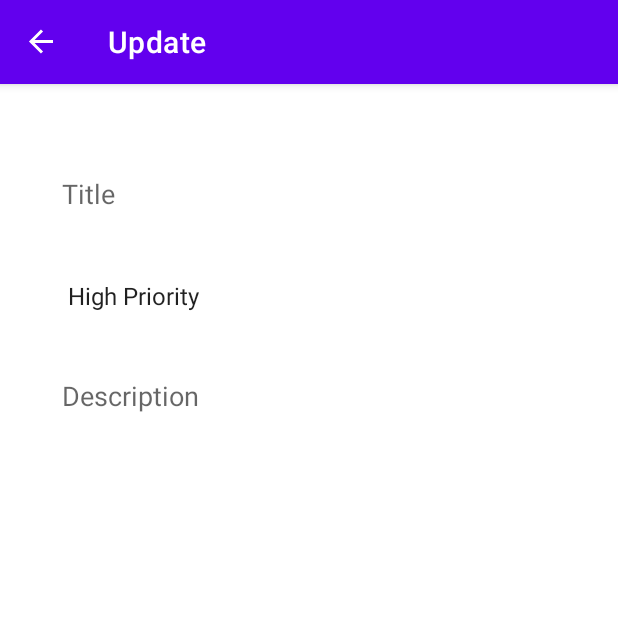
After one commit to itman85/todo-list-app, an Android app: the UpdateFragment screen opened through its navigation route, on a phone screen of 412 x 824 dp, the top half of it. The commit adds this screen. Run offline under Robolectric (Android 15) with nearby library versions, the phone set to English and light mode, and no system bars; our stand-ins replace navigation-ui.

Commit message:
create layout for add / update item

```diff
--- a/app/src/main/java/com/picoder/sample/todolist/MainActivity.kt
+++ b/app/src/main/java/com/picoder/sample/todolist/MainActivity.kt
@@ -2,10 +2,29 @@ package com.picoder.sample.todolist
 
 import androidx.appcompat.app.AppCompatActivity
 import android.os.Bundle
+import androidx.navigation.NavController
+import androidx.navigation.findNavController
+import androidx.navigation.fragment.NavHostFragment
+import androidx.navigation.ui.setupActionBarWithNavController
 
 class MainActivity : AppCompatActivity() {
     override fun onCreate(savedInstanceState: Bundle?) {
         super.onCreate(savedInstanceState)
         setContentView(R.layout.activity_main)
+
+        // will change action bar as fragment show
+        setupActionBarWithNavController(findNavigationController())
+    }
+
+    // handle click navigation up
+    override fun onSupportNavigateUp(): Boolean {
+        val navController = findNavigationController()
+        return navController.navigateUp() || super.onSupportNavigateUp()
+    }
+
+    private fun findNavigationController(): NavController {
+        val navHostFragment =
+            supportFragmentManager.findFragmentById(R.id.navHostFragment) as NavHostFragment
+        return navHostFragment.navController
     }
 }
--- /dev/null
+++ b/app/src/main/java/com/picoder/sample/todolist/fragment/list/ListFragment.kt
@@ -0,0 +1,30 @@
+package com.picoder.sample.todolist.fragment.list
+
+import android.os.Bundle
+import androidx.fragment.app.Fragment
+import android.view.LayoutInflater
+import android.view.View
+import android.view.ViewGroup
+import androidx.navigation.fragment.findNavController
+import com.picoder.sample.todolist.R
+import kotlinx.android.synthetic.main.fragment_list.view.*
+
+
+class ListFragment : Fragment() {
+
+    override fun onCreateView(
+        inflater: LayoutInflater, container: ViewGroup?,
+        savedInstanceState: Bundle?
+    ): View? {
+        // Inflate the layout for this fragment
+        val view = inflater.inflate(R.layout.fragment_list, container, false)
+        view.floatingActionButton.setOnClickListener {
+            findNavController().navigate(R.id.action_listFragment_to_addFragment)
+        }
+        view.listLayout.setOnClickListener {
+            findNavController().navigate(R.id.action_listFragment_to_updateFragment)
+        }
+        return view
+    }
+
+}
--- /dev/null
+++ b/app/src/main/java/com/picoder/sample/todolist/fragment/update/UpdateFragment.kt
@@ -0,0 +1,21 @@
+package com.picoder.sample.todolist.fragment.update
+
+import android.os.Bundle
+import androidx.fragment.app.Fragment
+import android.view.LayoutInflater
+import android.view.View
+import android.view.ViewGroup
+import com.picoder.sample.todolist.R
+
+
+class UpdateFragment : Fragment() {
+
+    override fun onCreateView(
+        inflater: LayoutInflater, container: ViewGroup?,
+        savedInstanceState: Bundle?
+    ): View? {
+        // Inflate the layout for this fragment
+        return inflater.inflate(R.layout.fragment_update, container, false)
+    }
+
+}
--- /dev/null
+++ b/app/src/main/res/drawable/bg_custom_input.xml
@@ -0,0 +1,19 @@
+<?xml version="1.0" encoding="utf-8"?>
+<selector xmlns:android="http://schemas.android.com/apk/res/android">
+
+    <item android:state_enabled="true" android:state_focused="true">
+        <shape android:shape="rectangle">
+            <solid  android:color="@color/white"/>
+            <stroke android:width="1dp" android:color="?colorPrimary"/>
+            <corners android:radius="5dp"/>
+        </shape>
+    </item>
+
+    <item android:state_enabled="true">
+        <shape android:shape="rectangle">
+            <solid  android:color="@color/white"/>
+            <stroke android:width="1dp" android:color="@color/white"/>
+            <corners android:radius="5dp"/>
+        </shape>
+    </item>
+</selector>
--- a/app/src/main/res/layout/activity_main.xml
+++ b/app/src/main/res/layout/activity_main.xml
@@ -6,13 +6,18 @@
     android:layout_height="match_parent"
     tools:context=".MainActivity">
 
-    <TextView
-        android:layout_width="wrap_content"
-        android:layout_height="wrap_content"
-        android:text="Hello World!"
+
+    <!-- start fragment is startDestination in  app_navigation-->
+    <androidx.fragment.app.FragmentContainerView
+        android:id="@+id/navHostFragment"
+        android:name="androidx.navigation.fragment.NavHostFragment"
+        android:layout_width="409dp"
+        android:layout_height="729dp"
+        app:defaultNavHost="true"
         app:layout_constraintBottom_toBottomOf="parent"
-        app:layout_constraintLeft_toLeftOf="parent"
-        app:layout_constraintRight_toRightOf="parent"
-        app:layout_constraintTop_toTopOf="parent" />
-
+        app:layout_constraintEnd_toEndOf="parent"
+        app:layout_constraintHorizontal_bias="0.5"
+        app:layout_constraintStart_toStartOf="parent"
+        app:layout_constraintTop_toTopOf="parent"
+        app:navGraph="@navigation/app_navigation" />
 </androidx.constraintlayout.widget.ConstraintLayout>
--- /dev/null
+++ b/app/src/main/res/layout/fragment_update.xml
@@ -0,0 +1,58 @@
+<?xml version="1.0" encoding="utf-8"?>
+<androidx.constraintlayout.widget.ConstraintLayout xmlns:android="http://schemas.android.com/apk/res/android"
+    xmlns:tools="http://schemas.android.com/tools"
+    android:layout_width="match_parent"
+    android:layout_height="match_parent"
+    android:padding="24dp"
+    xmlns:app="http://schemas.android.com/apk/res-auto"
+    tools:context=".fragment.update.UpdateFragment">
+
+    <EditText
+        android:id="@+id/edtCurrentTitle"
+        android:layout_width="0dp"
+        android:layout_height="60dp"
+        android:background="@drawable/bg_custom_input"
+        android:ems="10"
+        android:hint="@string/title"
+        android:inputType="textPersonName"
+        android:paddingStart="16dp"
+        android:paddingEnd="16dp"
+        app:layout_constraintEnd_toEndOf="parent"
+        app:layout_constraintHorizontal_bias="0.5"
+        app:layout_constraintStart_toStartOf="parent"
+        app:layout_constraintTop_toTopOf="parent" />
+
+    <Spinner
+        android:id="@+id/spinnerCurrentPriority"
+        android:layout_width="0dp"
+        android:layout_height="60dp"
+        android:layout_marginTop="8dp"
+        android:background="@android:color/transparent"
+        android:entries="@array/priorities"
+        android:paddingStart="12dp"
+        android:paddingEnd="12dp"
+        app:layout_constraintEnd_toEndOf="parent"
+        app:layout_constraintHorizontal_bias="0.5"
+        app:layout_constraintStart_toStartOf="parent"
+        app:layout_constraintTop_toBottomOf="@+id/edtCurrentTitle" />
+
+    <EditText
+        android:id="@+id/edtCurrentDescription"
+        android:layout_width="0dp"
+        android:layout_height="0dp"
+        android:layout_marginTop="8dp"
+        android:background="@drawable/bg_custom_input"
+        android:ems="10"
+        android:gravity="top|start"
+        android:hint="@string/description"
+        android:inputType="textMultiLine"
+        android:paddingStart="16dp"
+        android:paddingTop="16dp"
+        android:paddingEnd="16dp"
+        app:layout_constraintBottom_toBottomOf="parent"
+        app:layout_constraintEnd_toEndOf="parent"
+        app:layout_constraintHorizontal_bias="0.5"
+        app:layout_constraintStart_toStartOf="parent"
+        app:layout_constraintTop_toBottomOf="@+id/spinnerCurrentPriority" />
+
+</androidx.constraintlayout.widget.ConstraintLayout>
--- /dev/null
+++ b/app/src/main/res/navigation/app_navigation.xml
@@ -0,0 +1,38 @@
+<?xml version="1.0" encoding="utf-8"?>
+<navigation xmlns:android="http://schemas.android.com/apk/res/android"
+    xmlns:app="http://schemas.android.com/apk/res-auto"
+    xmlns:tools="http://schemas.android.com/tools"
+    android:id="@+id/app_navigation"
+    app:startDestination="@id/listFragment">
+
+    <fragment
+        android:id="@+id/listFragment"
+        android:name="com.picoder.sample.todolist.fragment.list.ListFragment"
+        android:label="ToDo List"
+        tools:layout="@layout/fragment_list" >
+        <action
+            android:id="@+id/action_listFragment_to_addFragment"
+            app:destination="@id/addFragment" />
+        <action
+            android:id="@+id/action_listFragment_to_updateFragment"
+            app:destination="@id/updateFragment" />
+    </fragment>
+    <fragment
+        android:id="@+id/addFragment"
+        android:name="com.picoder.sample.todolist.fragment.add.AddFragment"
+        android:label="Add"
+        tools:layout="@layout/fragment_add" >
+        <action
+            android:id="@+id/action_addFragment_to_listFragment"
+            app:destination="@id/listFragment" />
+    </fragment>
+    <fragment
+        android:id="@+id/updateFragment"
+        android:name="com.picoder.sample.todolist.fragment.update.UpdateFragment"
+        android:label="Update"
+        tools:layout="@layout/fragment_update" >
+        <action
+            android:id="@+id/action_updateFragment_to_listFragment"
+            app:destination="@id/listFragment" />
+    </fragment>
+</navigation>
--- a/app/src/main/res/values/strings.xml
+++ b/app/src/main/res/values/strings.xml
@@ -1,3 +1,13 @@
 <resources>
     <string name="app_name">ToDo List App</string>
+    <!-- TODO: Remove or change this placeholder text -->
+    <string name="hello_blank_fragment">Hello blank fragment</string>
+    <string name="no_data">No Data</string>
+    <string name="title">Title</string>
+    <string name="description">Description</string>
+    <string-array name="priorities">
+        <item>High Priority</item>
+        <item>Medium Priority</item>
+        <item>Low Priority</item>
+    </string-array>
 </resources>
```
Also changed, not shown: app/build.gradle (+10 -1 lines), app/src/main/java/com/picoder/sample/todolist/fragment/add/AddFragment.kt (added, +21 -0 lines), app/src/main/res/drawable/ic_add.xml (added, +10 -0 lines), app/src/main/res/drawable/ic_no_data.xml (added, +10 -0 lines), app/src/main/res/layout/fragment_add.xml (added, +57 -0 lines), app/src/main/res/layout/fragment_list.xml (added, +63 -0 lines), app/src/main/res/values/colors.xml (+7 -0 lines).
